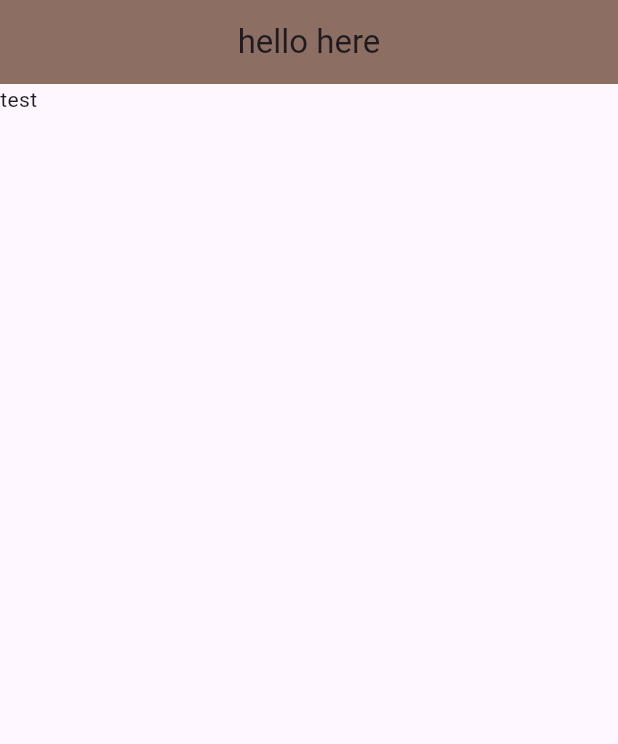
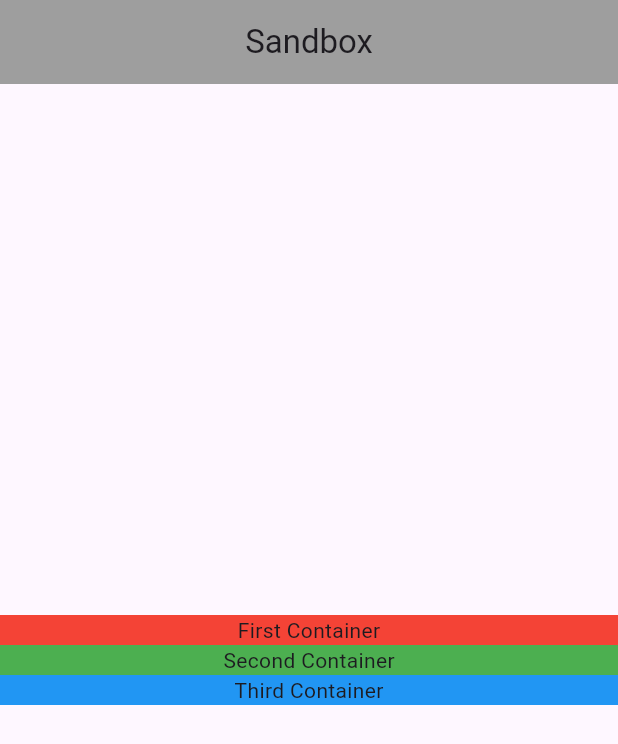
Before and after one commit to wesam196/first-Flutter, a Flutter app: the screen it shows after launch, on a phone screen of 412 x 824 dp. Shown: the top 744 px of the screen. Run offline on Flutter 3.47's test engine with Material 3 defaults, Android fonts, the phone set to English and light mode, and no system bars.

Commit message:
create SandBox method to test columns

```diff
--- a/lib/home.dart
+++ b/lib/home.dart
@@ -2,8 +2,6 @@ import 'package:flutter/material.dart';
 
 class Home extends StatelessWidget {
   const Home({super.key});
-
-
   @override
   Widget build(BuildContext context) {
     return  Scaffold(
@@ -12,10 +10,17 @@ class Home extends StatelessWidget {
               backgroundColor: Colors.brown[400],
               centerTitle: true,
             ),
-            body: const Text("test"),
+            body: const Content(),
 
           );
   }
+}
 
 
+class Content extends StatelessWidget {
+  const Content({super.key});
+  @override
+  Widget build(BuildContext context) {
+    return  Text("from new method");
+  }
 }
--- a/lib/main.dart
+++ b/lib/main.dart
@@ -3,6 +3,52 @@ import 'package:flutter/material.dart';
 
 void main() {
   runApp( const MaterialApp(
-          home: Home()
+          home: SandBox()
   ));
 }
+
+class SandBox extends StatelessWidget {
+  const SandBox({super.key});
+
+  @override
+  Widget build(BuildContext context) {
+    return Scaffold(
+        appBar: AppBar(
+          title: const Text("Sandbox"),
+          centerTitle: true,
+          backgroundColor: Colors.grey,
+        ),
+        body: Column(
+          crossAxisAlignment: CrossAxisAlignment.stretch,
+          mainAxisAlignment: MainAxisAlignment.center,
+
+          children: [
+
+            Container(
+              width: 100,
+              color: Colors.red,
+              alignment: Alignment.center,
+              child: const Text("First Container",),
+            ),
+
+            Container(
+              width: 200,
+              color: Colors.green,
+              alignment: Alignment.center,
+              child: const Text("Second Container"),
+            ),
+
+            Container(
+              width: 300,
+              color: Colors.blue,
+              alignment: Alignment.center,
+              child: const Text("Third Container"),
+            )
+
+
+
+          ],
+        ),
+    );
+  }
+}
```
